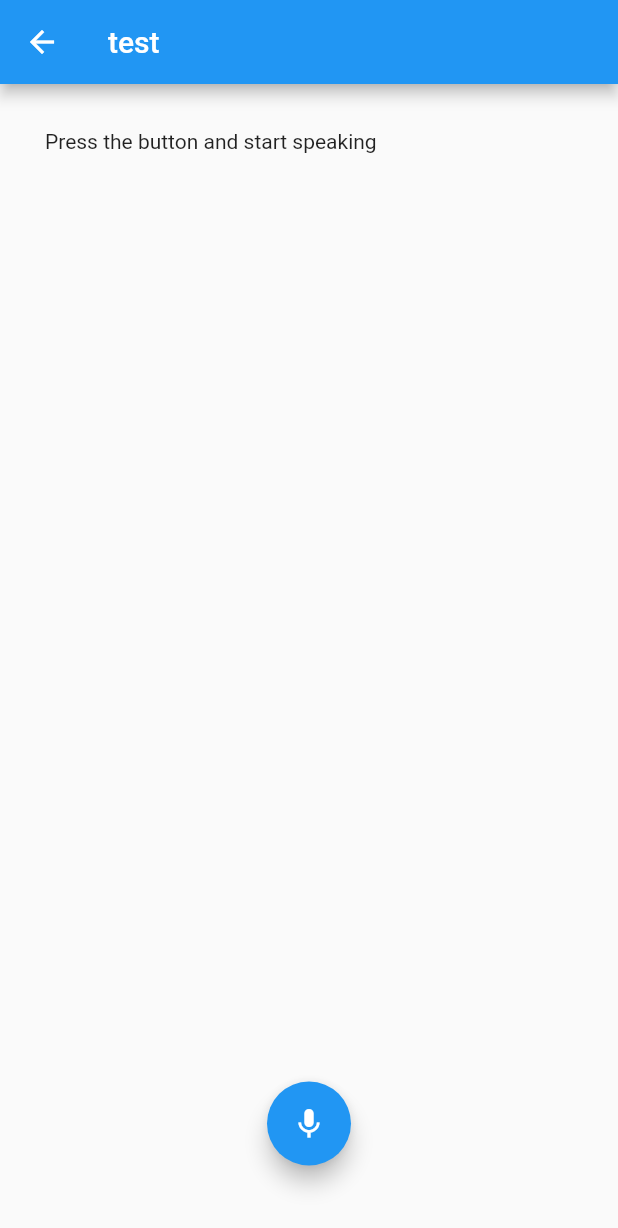
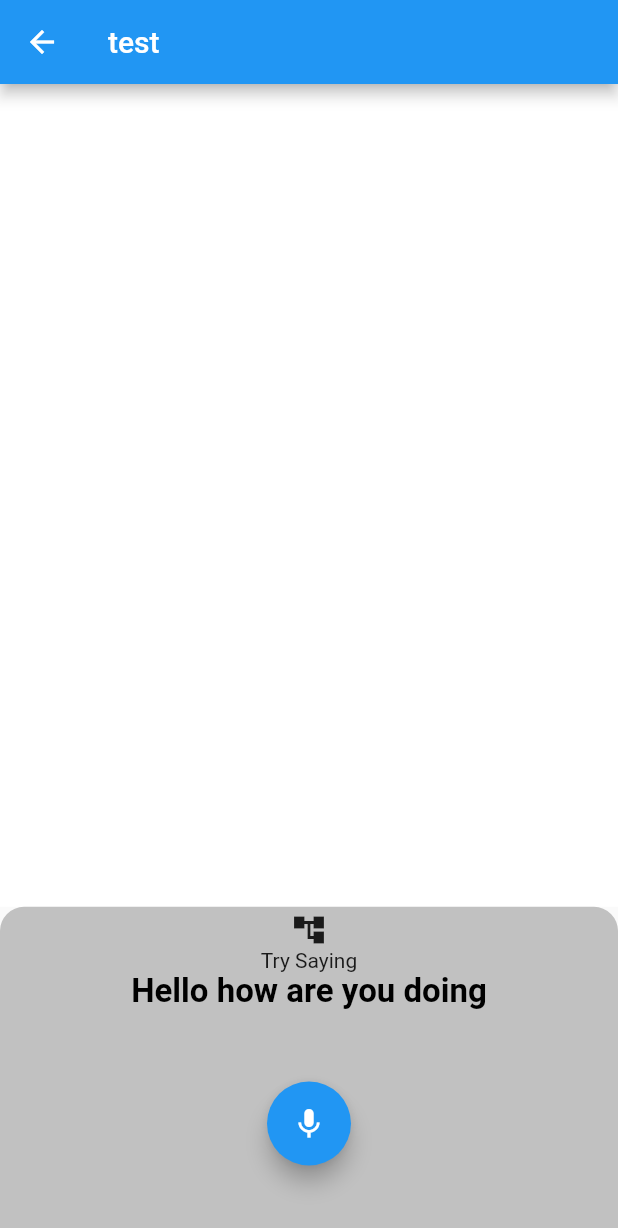
Before and after one commit to iyer99iyer/AI-Friend, a Flutter app: the TopicLearningView screen opened by its route, after a tap on the "mic" icon, on a phone screen of 412 x 824 dp. Shown: the top 1228 px of the screen. Run offline on Flutter 3.47's test engine with Material 2 defaults, Android fonts, the phone set to English and light mode, and no system bars; drawn by our look-alikes of avatar_glow; our stand-ins replace drift, google_fonts, speech_to_text, stacked, stacked_services; accounts and stored records are empty; generated files the repository leaves out were written again.

Commit message:
Matching Voice text, updated UI
Matching Voice text with actual text
Added UI for voice text recognition.

```diff
--- a/lib/ui/topic_learning/topic_learning_view.dart
+++ b/lib/ui/topic_learning/topic_learning_view.dart
@@ -1,6 +1,7 @@
 import 'package:ai_friend/ui/topic_learning/topic_learning_viewmodel.dart';
 import 'package:avatar_glow/avatar_glow.dart';
 import 'package:flutter/material.dart';
+import 'package:google_fonts/google_fonts.dart';
 import 'package:stacked/stacked.dart';
 
 class TopicLearningView extends StatelessWidget {
@@ -16,12 +17,81 @@ class TopicLearningView extends StatelessWidget {
               appBar: AppBar(
                 title: Text(topicName),
               ),
-              body: SingleChildScrollView(
-                reverse: true,
-                child: Container(
-                  padding: const EdgeInsets.fromLTRB(30, 30, 30, 150),
-                    child: Text(model.text)
-                ),
+              body: Column(
+                children: [
+                  Expanded(
+                    flex: 5,
+                    child: Container(
+                      color: Colors.white,
+                    ),
+                  ),
+                  // Voice recognition Container
+                  Expanded(
+                    flex: 2,
+                    child: Stack(
+                      children: [
+                        Positioned.fill(
+                          child: Container(
+                            decoration: BoxDecoration(
+                              color: Color(0xFFC1C1C1),
+                              borderRadius: BorderRadius.only(
+                                topLeft: Radius.circular(16),
+                                topRight: Radius.circular(16),
+                              ),
+                            ),
+                            child: SingleChildScrollView(
+                              reverse: true,
+                              child:  Container(
+                                padding: const EdgeInsets.fromLTRB(30, 30, 30, 150),
+                                width: double.infinity,
+                                child: !model.isListening ? Text(
+                                  model.textListening == '' ?
+                                    'Press the button and start speaking':
+                                    model.textListening,
+                                  textAlign: TextAlign.center,
+                                  style: GoogleFonts.roboto(
+                                      fontSize: 22,
+                                      color: Colors.black,
+                                      fontWeight: FontWeight.bold,
+                                  ),
+                                ):
+                                Column(
+                                crossAxisAlignment: CrossAxisAlignment.center,
+                                children: [
+                                  model.textListening == '' ? Icon(Icons.account_tree):Container(),
+                                  model.textListening == '' ? Text('Try Saying'):Container(),
+                                  Text( model.textListening == '' ? model.textHint:model.textListening,
+                                    textAlign: TextAlign.center,
+                                    style: GoogleFonts.roboto(
+                                      fontSize: 22,
+                                      color: Colors.black,
+                                      fontWeight: FontWeight.bold,
+                                    ),)
+                                ],
+                              ),
+                              )
+                            ),
+                          ),
+                        ),
+                        model.textListening == '' ? Container() :Positioned(
+                            right: 20,
+                            bottom: 45,
+                            child: GestureDetector(
+                              behavior:HitTestBehavior.translucent,
+                              onTap: () => model.onTapSendButton(),
+                              child: SizedBox(
+                                // height: 10,
+                                child: CircleAvatar(
+                                  backgroundColor: Colors.green,child: Icon(Icons.send,),
+                                  radius: 28,
+                                ),
+                              ),
+                            ),
+                        ),
+                      ],
+                    ),
+                  ),
+                ],
               ),
               floatingActionButton: AvatarGlow(
                 animate: model.isListening,
@@ -31,7 +101,7 @@ class TopicLearningView extends StatelessWidget {
                 repeatPauseDuration: const Duration(milliseconds: 100),
                 repeat: true,
                 child: FloatingActionButton(
-                  onPressed: ()=>model.listen(),
+                  onPressed: () => model.listen(),
                   child: Icon(Icons.mic),
                 ),
               ),
--- a/lib/ui/topic_learning/topic_learning_viewmodel.dart
+++ b/lib/ui/topic_learning/topic_learning_viewmodel.dart
@@ -10,31 +10,50 @@ class TopicLearningViewModel extends BaseViewModel {
 
   late stt.SpeechToText _speech;
   bool _isListening = false;
-  String _text = 'Press the button and start speaking';
+  String _textHint = 'Hello how are you doing';
+  String _textListening = '';
   double _confidence = 1.0;
 
   bool get isListening => _isListening;
-  String get text => _text;
+  String get textHint => _textHint;
+  String get textListening => _textListening;
   double get confidence => _confidence;
 
   Future init() async {
     _speech = stt.SpeechToText();
   }
 
+  onTapSendButton() {
+    _textListening = _textListening.trim();
+    print('_textListening : ${_textListening.toUpperCase()} == _textHint : ${_textHint.toUpperCase()}');
+    if(_textListening.toUpperCase() == _textHint.toUpperCase()) {
+      print('true');
+      _textListening = '';
+    }else
+      {
+        print('_textListening : ${_textListening.toUpperCase()} == _textHint : ${_textHint.toUpperCase()}');
+      }
+    notifyListeners();
+  }
+
   listen() async {
     if (!_isListening) {
+      _textListening = '';
+      notifyListeners();
       bool available = await _speech.initialize(
           onStatus: (val) {
             print('onStatus: $val');
-            if (val == 'done') _isListening = false;
-            notifyListeners();
+            if (val == 'done') {
+              _isListening = false;
+              notifyListeners();
+            }
           },
           onError: (val) => print('onError: $val'));
       if (available) {
         _isListening = true;
         notifyListeners();
         _speech.listen(onResult: (val) {
-          _text = val.recognizedWords;
+          _textListening = val.recognizedWords;
           if (val.hasConfidenceRating && val.confidence > 0) {
             _confidence = val.confidence;
           }
@@ -47,4 +66,6 @@ class TopicLearningViewModel extends BaseViewModel {
       _speech.stop();
     }
   }
+
+
 }
```
